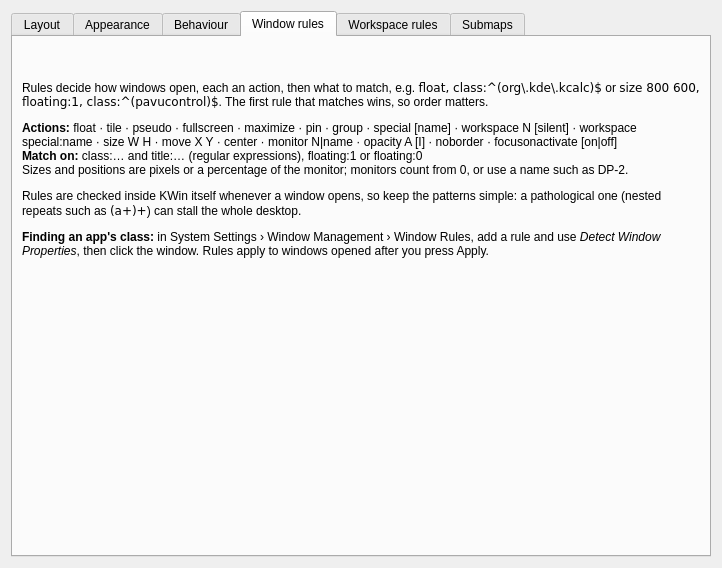
Before: the Qt Designer form package/contents/ui/config.ui in DGBooth/HyprKwin, drawn with Qt 5.
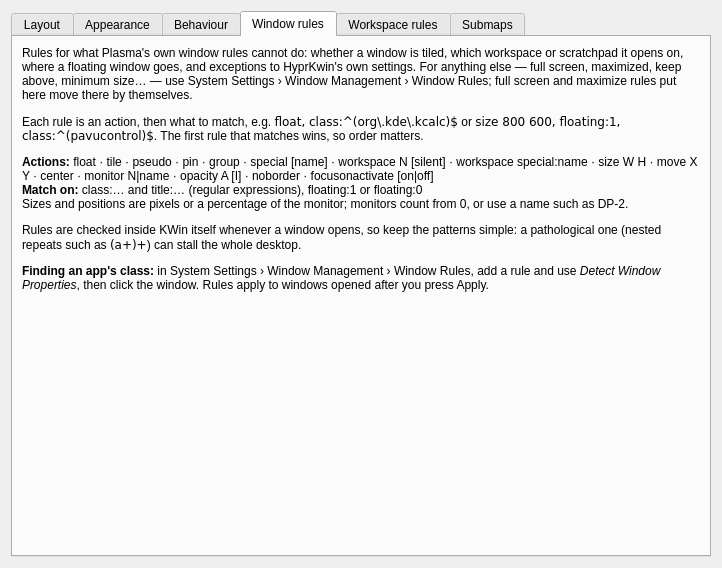
After: the same form once the commit is applied. The open tabs and pages were chosen to show the change. Custom widgets are drawn as their Qt base class.

Commit message: Window rules for what Plasma's own cannot do

```diff
--- a/package/contents/ui/config.ui
+++ b/package/contents/ui/config.ui
@@ -459,8 +459,8 @@
         <widget class="QLabel" name="rulesHelp">
          <property name="wordWrap"><bool>true</bool></property>
          <property name="textFormat"><enum>Qt::RichText</enum></property>
-         <property name="text"><string>&lt;p&gt;Rules decide how windows open, each an action, then what to match, e.g. &lt;tt&gt;float, class:^(org\.kde\.kcalc)$&lt;/tt&gt; or &lt;tt&gt;size 800 600, floating:1, class:^(pavucontrol)$&lt;/tt&gt;. The first rule that matches wins, so order matters.&lt;/p&gt;
-&lt;p&gt;&lt;b&gt;Actions:&lt;/b&gt; float · tile · pseudo · fullscreen · maximize · pin · group · special [name] · workspace N [silent] · workspace special:name · size W H · move X Y · center · monitor N|name · opacity A [I] · noborder · focusonactivate [on|off]&lt;br/&gt;
+         <property name="text"><string>&lt;p&gt;Rules for what Plasma's own window rules cannot do: whether a window is tiled, which workspace or scratchpad it opens on, where a floating window goes, and exceptions to HyprKwin's own settings. For anything else — full screen, maximized, keep above, minimum size… — use System Settings › Window Management › Window Rules; full screen and maximize rules put here move there by themselves.&lt;/p&gt; &lt;p&gt;Each rule is an action, then what to match, e.g. &lt;tt&gt;float, class:^(org\.kde\.kcalc)$&lt;/tt&gt; or &lt;tt&gt;size 800 600, floating:1, class:^(pavucontrol)$&lt;/tt&gt;. The first rule that matches wins, so order matters.&lt;/p&gt;
+&lt;p&gt;&lt;b&gt;Actions:&lt;/b&gt; float · tile · pseudo · pin · group · special [name] · workspace N [silent] · workspace special:name · size W H · move X Y · center · monitor N|name · opacity A [I] · noborder · focusonactivate [on|off]&lt;br/&gt;
 &lt;b&gt;Match on:&lt;/b&gt; class:… and title:… (regular expressions), floating:1 or floating:0&lt;br/&gt;
 Sizes and positions are pixels or a percentage of the monitor; monitors count from 0, or use a name such as DP-2.&lt;/p&gt;
 &lt;p&gt;Rules are checked inside KWin itself whenever a window opens, so keep the patterns simple: a pathological one (nested repeats such as &lt;tt&gt;(a+)+&lt;/tt&gt;) can stall the whole desktop.&lt;/p&gt;
```
The commit also changes 11 other files.
